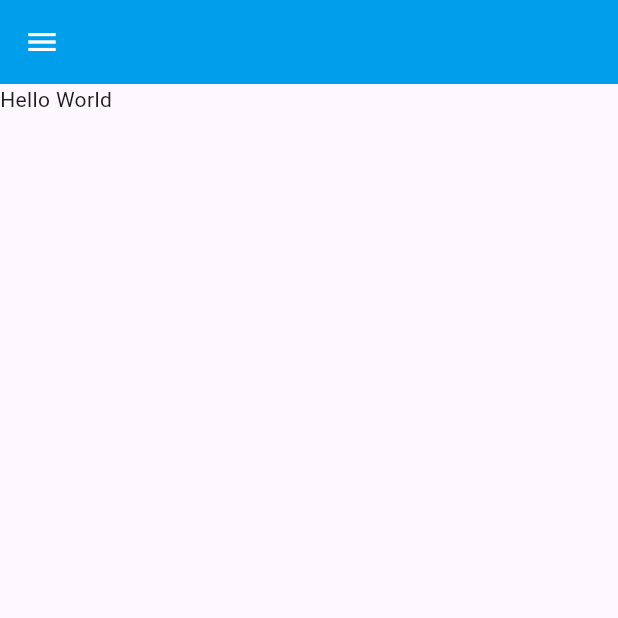
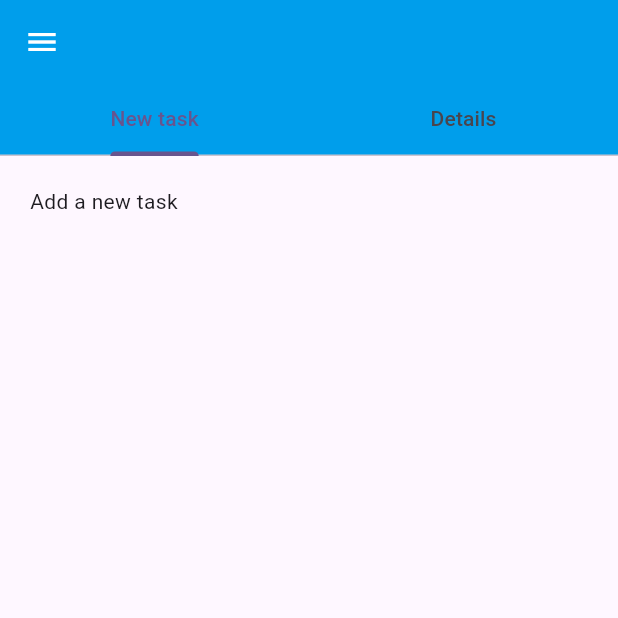
Before and after one commit to DTC-Formation/drawer-tabbar-notes-app-Rojotiana-Tsiverisoa, a Flutter app: the screen it shows after launch, on a phone screen of 412 x 824 dp, the top half of it. Run offline on Flutter 3.47's test engine with Material 2 defaults, Android fonts, the phone set to English and light mode, and no system bars.

Commit message:
set up TabBar

```diff
--- /dev/null
+++ b/lib/class/tabbar_menu.dart
@@ -0,0 +1,8 @@
+import 'package:flutter/material.dart';
+
+class TabBarMenu {
+  String title;
+  Widget content;
+
+  TabBarMenu( this.title, this.content);
+}
--- a/lib/screen/homepage.dart
+++ b/lib/screen/homepage.dart
@@ -2,6 +2,7 @@ import 'package:flutter/material.dart';
 
 import 'package:todo_list/colors/my_colors.dart';
 import 'package:todo_list/screen/my_drawer.dart';
+import 'package:todo_list/class/tabbar_menu.dart';
 
 class MyHomePage extends StatefulWidget {
   const MyHomePage({super.key});
@@ -13,7 +14,50 @@ class MyHomePage extends StatefulWidget {
 class _MyHomePageState extends State<MyHomePage> {
   @override
   Widget build(BuildContext context) {
+    List<TabBarMenu> menuList = [
+      TabBarMenu(
+        'New task',
+        const SingleChildScrollView(
+          child: Padding(
+            padding: EdgeInsets.all(20),
+            child: Column(
+              crossAxisAlignment: CrossAxisAlignment.start,
+              children: [
+                Text('Add a new task'),
+              ],
+            ),
+          ),
+        ),
+      ),
+      TabBarMenu(
+        'Details',
+        const SingleChildScrollView(
+          child: Padding(
+            padding: EdgeInsets.all(20),
+            child: Column(
+              crossAxisAlignment: CrossAxisAlignment.start,
+              children: [
+                Text('Details'),
+              ],
+            ),
+          ),
+        ),
+      ),
+    ];
+
+    List<Tab> myTabs = menuList
+        .map((menu) => Tab(
+              text: menu.title,
+            ))
+        .toList();
+
+    contents() {
+      return menuList.map((menu) => (menu.content)).toList();
+    }
+
     return SafeArea(
+      child: DefaultTabController(
+        length: menuList.length,
         child: Scaffold(
           appBar: AppBar(
             title: const Text(''),
@@ -21,10 +65,14 @@ class _MyHomePageState extends State<MyHomePage> {
             iconTheme: const IconThemeData(
               color: Colors.white,
             ),
+            bottom: TabBar(
+              tabs: myTabs,
+            ),
           ),
           drawer: const MyDrawer(),
-        body: const SingleChildScrollView(
-          child: Text('Hello World'),
+          body: TabBarView(
+            children: contents(),
+          ),
         ),
       ),
     );
```
Lines whose indentation alone changed are shown as unchanged.
